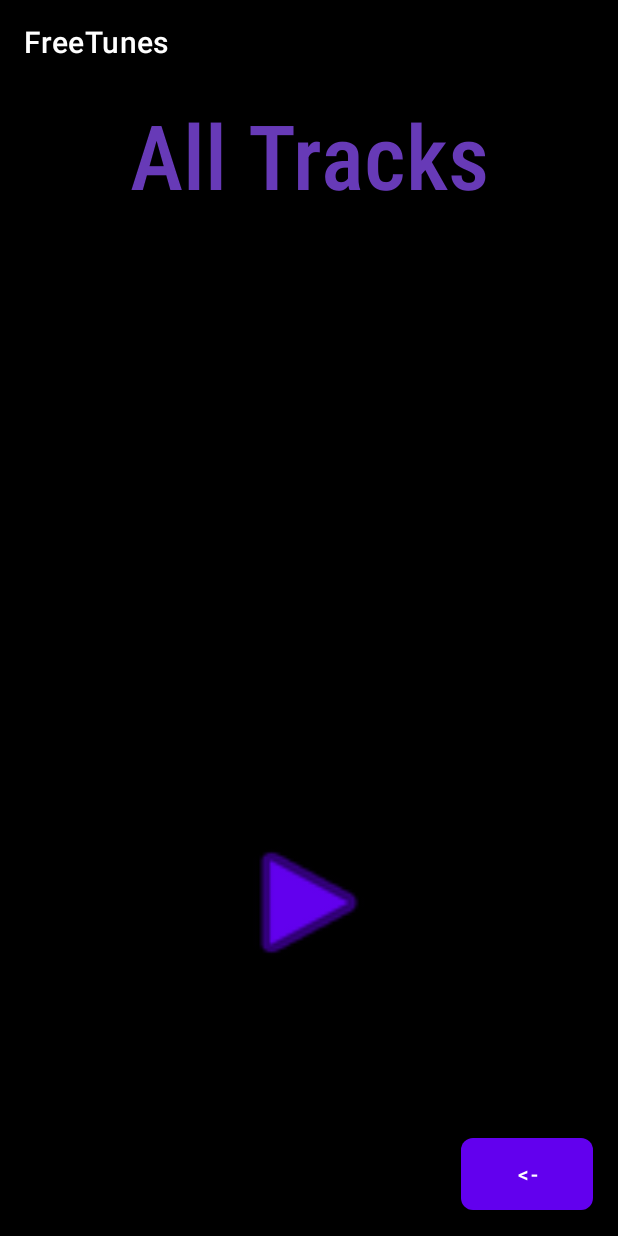
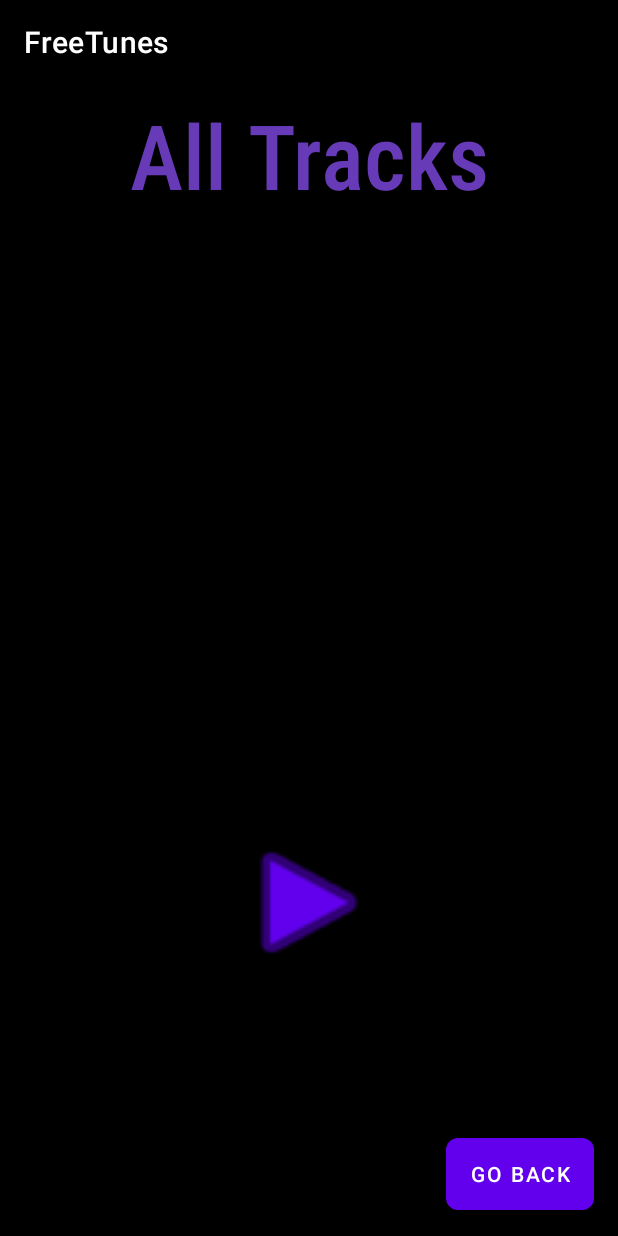
Before and after one commit to xq-ren/freetunes-android, an Android app: the TrackActivity screen opened directly, with no data from a screen before it, on a phone screen of 412 x 824 dp. Run offline under Robolectric (Android 15) with nearby library versions, the light colour scheme and no system bars.

Commit message:
changed button design

```diff
--- a/app/src/main/res/layout/activity_track.xml
+++ b/app/src/main/res/layout/activity_track.xml
@@ -40,7 +40,7 @@
         android:id="@+id/buttonBackPlaylist"
         android:layout_width="wrap_content"
         android:layout_height="wrap_content"
-        android:text="@string/buttonBackHome"
+        android:text="@string/buttonBack"
         android:background="@drawable/ripple_effects"
         app:layout_constraintBottom_toBottomOf="parent"
         app:layout_constraintEnd_toEndOf="parent"
--- a/app/src/main/res/values/strings.xml
+++ b/app/src/main/res/values/strings.xml
@@ -2,7 +2,7 @@
     <string name="app_name">FreeTunes</string>
     <string name="buttonPlaylistText">GO TO PLAYLISTS</string>
     <string name="playlistText">Playlists</string>
-    <string name="buttonBackHome"><![CDATA[<-]]></string>
+    <string name="buttonBack">GO BACK</string>
     <string name="toTrack">GO TO TRACKS</string>
     <string name="trackText">All Tracks</string>
 </resources>
```
